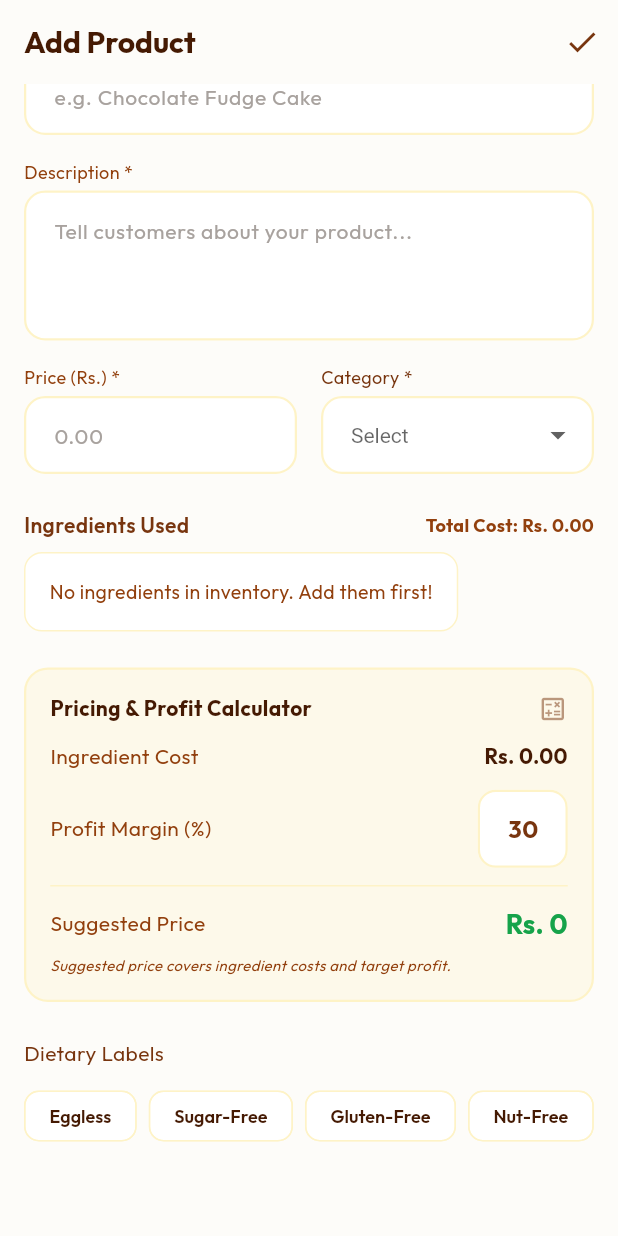
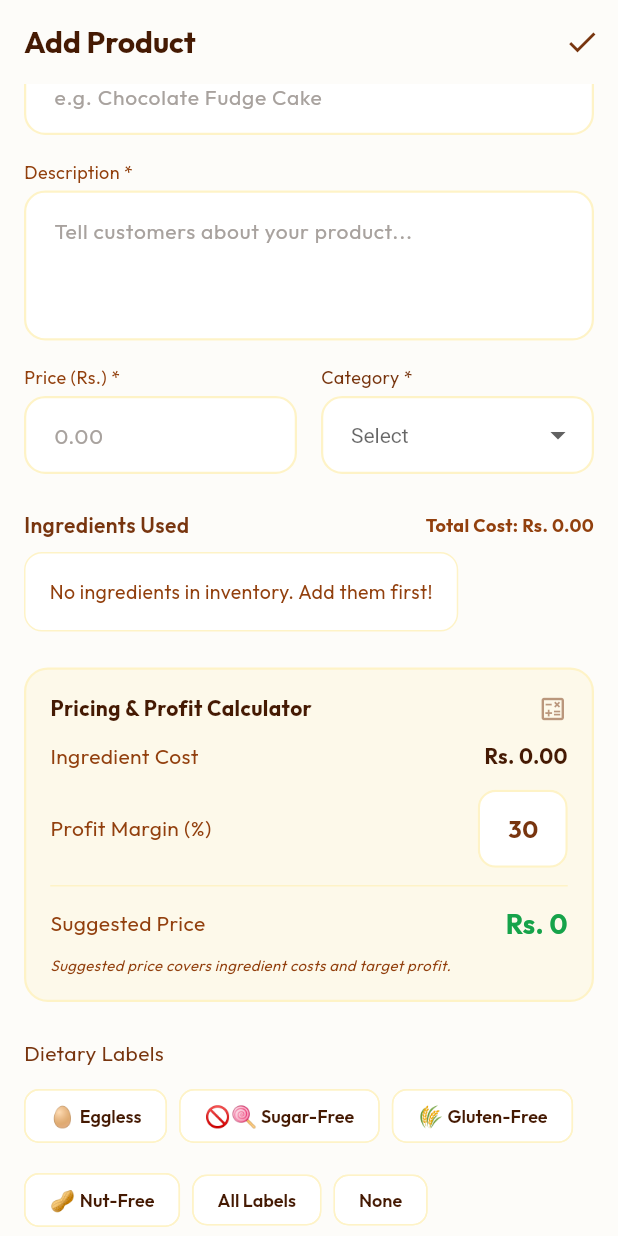
Before and after one commit to sanashoukat09/BakeSmart, a Flutter app: the AddEditProductScreen screen opened by its route, scrolled down 207 dp, on a phone screen of 412 x 824 dp. Run offline on Flutter 3.47's test engine with Material 3 defaults, Android fonts, the light colour scheme and no system bars; our stand-ins replace cached_network_image, cloud_firestore, firebase_auth, firebase_core, firebase_messaging, fl_chart and 8 more; accounts and stored records are empty.

Commit message:
Fix product category filtering and enhance dietary label logic in add/edit product screen

```diff
--- a/lib/models/product_model.dart
+++ b/lib/models/product_model.dart
@@ -9,6 +9,17 @@ class ProductModel {
   final String category;
   final List<String> images;
   final List<String> dietaryLabels;
+
+  /// Market-friendly flags for dietary-label completeness.
+  /// - includesAllDietaryLabels=true means the product should be treated as safe
+  ///   for all recognized dietary labels (e.g. Eggless, Gluten-Free, etc.).
+  /// - includesNoDietaryLabels=true means the product has none of the recognized
+  ///   dietary labels.
+  ///
+  /// When a baker selects these, dietaryLabels may be empty.
+  final bool includesAllDietaryLabels;
+  final bool includesNoDietaryLabels;
+
   final bool isAvailable;
   final Map<String, double> ingredients; // ingredientId: quantityNeeded
   final Map<String, double> addOns; // label: price
@@ -24,12 +35,15 @@ class ProductModel {
     required this.category,
     required this.images,
     this.dietaryLabels = const [],
+    this.includesAllDietaryLabels = false,
+    this.includesNoDietaryLabels = false,
     this.isAvailable = true,
     this.ingredients = const {},
     this.addOns = const {},
     this.profitMargin = 30.0,
     required this.createdAt,
   });
+
 
   factory ProductModel.fromFirestore(DocumentSnapshot doc) {
     final data = doc.data() as Map<String, dynamic>;
@@ -42,6 +56,8 @@ class ProductModel {
       category: data['category'] ?? '',
       images: List<String>.from(data['images'] ?? []),
       dietaryLabels: List<String>.from(data['dietaryLabels'] ?? []),
+      includesAllDietaryLabels: data['includesAllDietaryLabels'] ?? false,
+      includesNoDietaryLabels: data['includesNoDietaryLabels'] ?? false,
       isAvailable: data['isAvailable'] ?? true,
       ingredients: Map<String, double>.from(
           (data['ingredients'] as Map? ?? {}).map(
@@ -65,6 +81,8 @@ class ProductModel {
       'category': category,
       'images': images,
       'dietaryLabels': dietaryLabels,
+      'includesAllDietaryLabels': includesAllDietaryLabels,
+      'includesNoDietaryLabels': includesNoDietaryLabels,
       'isAvailable': isAvailable,
       'ingredients': ingredients,
       'addOns': addOns,
@@ -80,6 +98,8 @@ class ProductModel {
     String? category,
     List<String>? images,
     List<String>? dietaryLabels,
+    bool? includesAllDietaryLabels,
+    bool? includesNoDietaryLabels,
     bool? isAvailable,
     Map<String, double>? ingredients,
     Map<String, double>? addOns,
@@ -94,6 +114,9 @@ class ProductModel {
       category: category ?? this.category,
       images: images ?? this.images,
       dietaryLabels: dietaryLabels ?? this.dietaryLabels,
+      includesAllDietaryLabels:
+          includesAllDietaryLabels ?? this.includesAllDietaryLabels,
+      includesNoDietaryLabels: includesNoDietaryLabels ?? this.includesNoDietaryLabels,
       isAvailable: isAvailable ?? this.isAvailable,
       ingredients: ingredients ?? this.ingredients,
       addOns: addOns ?? this.addOns,
--- a/lib/screens/baker/add_edit_product_screen.dart
+++ b/lib/screens/baker/add_edit_product_screen.dart
@@ -25,6 +25,8 @@ class _AddEditProductScreenState extends ConsumerState<AddEditProductScreen> {
   final _priceController = TextEditingController();
   String? _selectedCategory;
   final List<String> _selectedDietary = [];
+  bool _includesAllDietaryLabels = false;
+  bool _includesNoDietaryLabels = false;
   final List<String> _existingImages = [];
   final List<File> _newImages = [];
   final Map<String, double> _selectedIngredients = {}; // ingredientId: quantity
@@ -49,6 +51,11 @@ class _AddEditProductScreenState extends ConsumerState<AddEditProductScreen> {
       _descriptionController.text = product.description;
       _priceController.text = product.price.toString();
       _selectedCategory = product.category;
+
+      _includesAllDietaryLabels = product.includesAllDietaryLabels;
+      _includesNoDietaryLabels = product.includesNoDietaryLabels;
+
+      _selectedDietary.clear();
       _selectedDietary.addAll(product.dietaryLabels);
       _existingImages.addAll(product.images);
       _selectedIngredients.addAll(product.ingredients);
@@ -153,6 +160,14 @@ class _AddEditProductScreenState extends ConsumerState<AddEditProductScreen> {
 
   Future<void> _save() async {
     if (!_formKey.currentState!.validate()) return;
+
+    if (_selectedDietary.isEmpty && !_includesAllDietaryLabels && !_includesNoDietaryLabels) {
+      ScaffoldMessenger.of(context).showSnackBar(
+        const SnackBar(content: Text('Please select at least one Dietary Label (or All/None)')),
+      );
+      return;
+    }
+
     if (_existingImages.isEmpty && _newImages.isEmpty) {
       ScaffoldMessenger.of(context).showSnackBar(
         const SnackBar(content: Text('Please add at least one image')),
@@ -174,6 +189,8 @@ class _AddEditProductScreenState extends ConsumerState<AddEditProductScreen> {
       addOns: _selectedAddOns,
       isAvailable: _isAvailable,
       profitMargin: _profitMargin,
+      includesAllDietaryLabels: _includesAllDietaryLabels,
+      includesNoDietaryLabels: _includesNoDietaryLabels,
       createdAt: DateTime.now(),
     );
 
@@ -442,14 +459,37 @@ class _AddEditProductScreenState extends ConsumerState<AddEditProductScreen> {
               const SizedBox(height: 8),
               Wrap(
                 spacing: 8,
-                children: AppConstants.dietaryLabels.map((l) {
+                runSpacing: 8,
+                children: [
+                  // Individual Labels (First)
+                  ...AppConstants.dietaryLabels.map((l) {
                     final isSelected = _selectedDietary.contains(l);
+                    final disabled = _includesNoDietaryLabels;
+
+                    // Icon mapping
+                    Widget? icon;
+                    if (l == 'Eggless') icon = const Text('🥚 ', style: TextStyle(fontSize: 14));
+                    if (l == 'Sugar-Free') icon = const Text('🚫🍭 ', style: TextStyle(fontSize: 14));
+                    if (l == 'Gluten-Free') icon = const Text('🌾 ', style: TextStyle(fontSize: 14));
+                    if (l == 'Nut-Free') icon = const Text('🥜 ', style: TextStyle(fontSize: 14));
+
                     return FilterChip(
-                    label: Text(l),
+                      label: Row(
+                        mainAxisSize: MainAxisSize.min,
+                        children: [
+                          if (icon != null) icon,
+                          Text(l),
+                        ],
+                      ),
                       selected: isSelected,
-                    onSelected: (val) {
+                      onSelected: disabled
+                          ? null
+                          : (val) {
                               setState(() {
                                 if (val) {
+                                  // Selecting individual labels cancels "None"
+                                  _includesNoDietaryLabels = false;
+
                                   // Check for conflict before adding
                                   final ingredientsAsync = ref.read(bakerIngredientsProvider);
                                   final allIngredients = ingredientsAsync.valueOrNull ?? [];
@@ -477,16 +517,69 @@ class _AddEditProductScreenState extends ConsumerState<AddEditProductScreen> {
                                     );
                                   } else {
                                     _selectedDietary.add(l);
+                                    // If all individual labels are selected, turn on "All" flag
+                                    if (_selectedDietary.length == AppConstants.dietaryLabels.length) {
+                                      _includesAllDietaryLabels = true;
+                                    }
                                   }
                                 } else {
                                   _selectedDietary.remove(l);
+                                  _includesAllDietaryLabels = false;
                                 }
                               });
                             },
                       selectedColor: const Color(0xFFFEF3C7),
-                    labelStyle: TextStyle(color: isSelected ? const Color(0xFF78350F) : const Color(0xFF451A03)),
+                      labelStyle: TextStyle(
+                        color: isSelected
+                            ? const Color(0xFF78350F)
+                            : const Color(0xFF451A03),
+                      ),
                     );
                   }).toList(),
+
+                  // "All" and "None" (At the End)
+                  FilterChip(
+                    label: const Text('All Labels'),
+                    selected: _includesAllDietaryLabels,
+                    onSelected: (val) {
+                      setState(() {
+                        _includesAllDietaryLabels = val;
+                        if (val) {
+                          _includesNoDietaryLabels = false;
+                          _selectedDietary.clear();
+                          _selectedDietary.addAll(AppConstants.dietaryLabels);
+                        } else {
+                          _selectedDietary.clear();
+                        }
+                      });
+                    },
+                    selectedColor: const Color(0xFFFEF3C7),
+                    labelStyle: TextStyle(
+                      color: _includesAllDietaryLabels
+                          ? const Color(0xFF78350F)
+                          : const Color(0xFF451A03),
+                    ),
+                  ),
+                  FilterChip(
+                    label: const Text('None'),
+                    selected: _includesNoDietaryLabels,
+                    onSelected: (val) {
+                      setState(() {
+                        _includesNoDietaryLabels = val;
+                        if (val) {
+                          _includesAllDietaryLabels = false;
+                          _selectedDietary.clear();
+                        }
+                      });
+                    },
+                    selectedColor: const Color(0xFFFEF3C7),
+                    labelStyle: TextStyle(
+                      color: _includesNoDietaryLabels
+                          ? const Color(0xFF78350F)
+                          : const Color(0xFF451A03),
+                    ),
+                  ),
+                ],
               ),
               const SizedBox(height: 40),
             ],
```
Also changed, not shown: lib/providers/store_provider.dart (+14 -11 lines), lib/screens/customer/customer_product_details_screen.dart (+10 -0 lines). Lines whose indentation alone changed are shown as unchanged.
